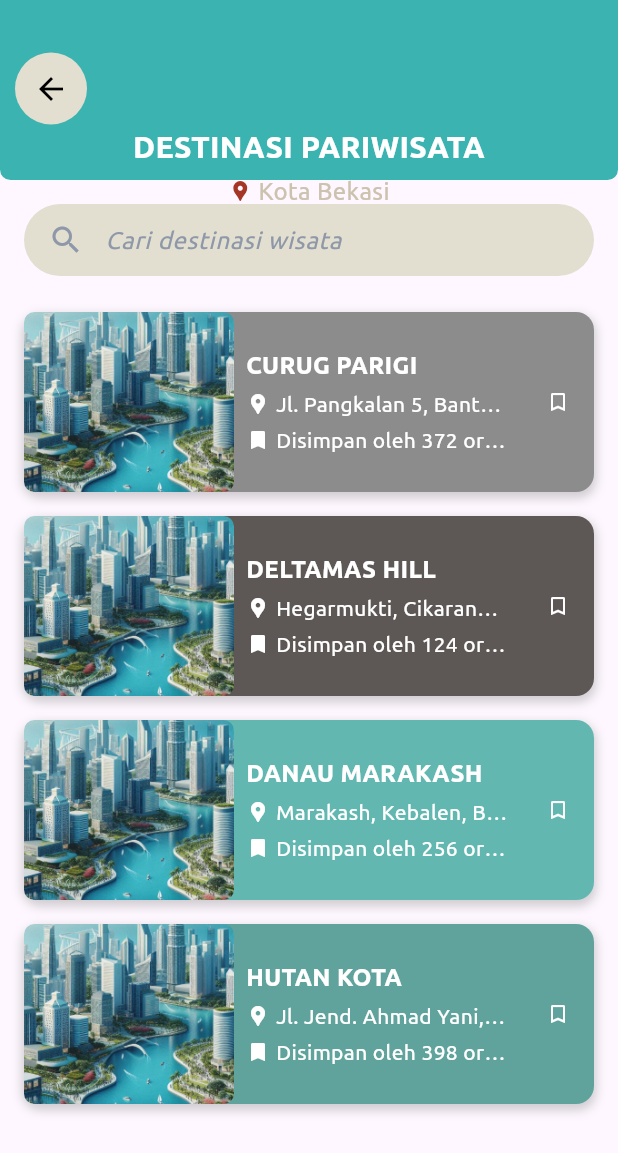
After one commit to Hudzaiflank/Nagarishakti_4Nesia, a Flutter app: the UserDestinationPage screen opened directly, on a phone screen of 412 x 824 dp. The commit adds this screen. Shown: the top 1153 px of the screen. Run offline on Flutter 3.47's test engine with Material 3 defaults, Android fonts, the phone set to English and light mode, and no system bars; our stand-ins replace carousel_slider, image_picker, sqflite; accounts and stored records are empty.

Commit message:
push destination wisata

```diff
--- /dev/null
+++ b/lib/User/Destination/user-Destination-page.dart
@@ -0,0 +1,252 @@
+import 'package:flutter/material.dart';
+import 'user-DetailDestination-page.dart';
+
+class UserDestinationPage extends StatelessWidget {
+  @override
+  Widget build(BuildContext context) {
+    return Scaffold(
+      appBar: PreferredSize(
+        preferredSize: Size.fromHeight(120.0),
+        child: Container(
+          padding: EdgeInsets.only(top: 35),
+          decoration: BoxDecoration(
+            color: Color(0xFF3AB3B1),
+            borderRadius: BorderRadius.vertical(bottom: Radius.circular(7.0)),
+          ),
+          child: Column(
+            children: [
+              Padding(
+                padding: const EdgeInsets.symmetric(horizontal: 10.0),
+                child: Row(
+                  mainAxisAlignment: MainAxisAlignment.start,
+                  children: [
+                    Container(
+                      margin: EdgeInsets.only(right: 10.0),
+                      decoration: BoxDecoration(
+                        color: Color(0xFFE2DED0),
+                        shape: BoxShape.circle,
+                      ),
+                      child: IconButton(
+                        icon: Icon(Icons.arrow_back, color: Colors.black),
+                        onPressed: () {
+                          Navigator.pop(context);
+                        },
+                      ),
+                    ),
+                  ],
+                ),
+              ),
+              Text(
+                'DESTINASI PARIWISATA',
+                style: TextStyle(
+                  fontFamily: 'Ubuntu',
+                  fontSize: 20,
+                  color: Colors.white,
+                  fontWeight: FontWeight.bold,
+                ),
+                textAlign: TextAlign.center,
+              ),
+              SizedBox(height: 4),
+              Row(
+                mainAxisAlignment: MainAxisAlignment.center,
+                children: [
+                  Icon(Icons.location_pin, size: 16, color: Color(0xFFA53525)),
+                  SizedBox(width: 4),
+                  Text(
+                    'Kota Bekasi',
+                    style: TextStyle(
+                      fontFamily: 'Ubuntu',
+                      fontSize: 16,
+                      color: Color(0xFFCDC2AE),
+                    ),
+                  ),
+                ],
+              ),
+            ],
+          ),
+        ),
+      ),
+      body: Column(
+        children: [
+          Padding(
+            padding: const EdgeInsets.all(16.0),
+            child: TextField(
+              decoration: InputDecoration(
+                contentPadding:
+                    EdgeInsets.symmetric(vertical: 10, horizontal: 16),
+                filled: true,
+                fillColor: Color(0xFFE2DED0),
+                hintText: 'Cari destinasi wisata',
+                hintStyle: TextStyle(
+                    color: Color(0xFF8E98A8),
+                    fontStyle: FontStyle.italic,
+                    fontFamily: 'Ubuntu'),
+                prefixIcon: Padding(
+                  padding: const EdgeInsets.only(left: 16.0, right: 10.0),
+                  child: Icon(Icons.search, color: Color(0xFF8E98A8)),
+                ),
+                prefixIconConstraints: BoxConstraints(
+                  minWidth: 0,
+                  minHeight: 0,
+                ),
+                border: OutlineInputBorder(
+                  borderRadius: BorderRadius.circular(50.0),
+                  borderSide: BorderSide.none,
+                ),
+              ),
+            ),
+          ),
+          Expanded(
+            child: ListView(
+              children: [
+                destinationItem(
+                  context,
+                  imagePath: 'assets/contoh-gambar.png',
+                  title: 'CURUG PARIGI',
+                  location: 'Jl. Pangkalan 5, Bantar Gebang',
+                  savedBy: 'Disimpan oleh 372 orang',
+                  backgroundColor: Color(0xFF8C8C8C),
+                ),
+                destinationItem(
+                  context,
+                  imagePath: 'assets/contoh-gambar.png',
+                  title: 'DELTAMAS HILL',
+                  location: 'Hegarmukti, Cikarang Pusat',
+                  savedBy: 'Disimpan oleh 124 orang',
+                  backgroundColor: Color(0xFF5D5855),
+                ),
+                destinationItem(
+                  context,
+                  imagePath: 'assets/contoh-gambar.png',
+                  title: 'DANAU MARAKASH',
+                  location: 'Marakash, Kebalen, Babelan',
+                  savedBy: 'Disimpan oleh 256 orang',
+                  backgroundColor: Color(0xFF62B8B1),
+                ),
+                destinationItem(
+                  context,
+                  imagePath: 'assets/contoh-gambar.png',
+                  title: 'HUTAN KOTA',
+                  location: 'Jl. Jend. Ahmad Yani, Bekasi',
+                  savedBy: 'Disimpan oleh 398 orang',
+                  backgroundColor: Color(0xFF60A39C),
+                ),
+              ],
+            ),
+          ),
+        ],
+      ),
+    );
+  }
+
+  Widget destinationItem(
+    BuildContext context, {
+    required String imagePath,
+    required String title,
+    required String location,
+    required String savedBy,
+    required Color backgroundColor,
+  }) {
+    return GestureDetector(
+      onTap: () {
+        Navigator.push(
+          context,
+          MaterialPageRoute(
+              builder: (context) =>
+                  UserDetailDestinationPage()), // Adjust this to your detail page
+        );
+      },
+      child: Padding(
+        padding: const EdgeInsets.symmetric(horizontal: 16.0, vertical: 8.0),
+        child: Container(
+          height: 120,
+          decoration: BoxDecoration(
+            color: backgroundColor,
+            borderRadius: BorderRadius.circular(12.0),
+            boxShadow: [
+              BoxShadow(
+                color: Colors.grey.withOpacity(0.5),
+                spreadRadius: 1,
+                blurRadius: 5,
+                offset: Offset(0, 3),
+              ),
+            ],
+          ),
+          child: Row(
+            children: [
+              ClipRRect(
+                borderRadius: BorderRadius.all(
+                    Radius.circular(7.0)), // Updated to 7px for all corners
+                child: Image.asset(
+                  imagePath,
+                  height: 120,
+                  width: 140,
+                  fit: BoxFit.cover,
+                ),
+              ),
+              Expanded(
+                child: Padding(
+                  padding: const EdgeInsets.all(8.0),
+                  child: Column(
+                    crossAxisAlignment: CrossAxisAlignment.start,
+                    mainAxisAlignment: MainAxisAlignment.center,
+                    children: [
+                      Text(
+                        title,
+                        style: TextStyle(
+                          fontSize: 16,
+                          fontWeight: FontWeight.bold,
+                          color: Colors.white,
+                          fontFamily: 'Ubuntu',
+                        ),
+                        overflow: TextOverflow.ellipsis,
+                      ),
+                      SizedBox(height: 4),
+                      Row(
+                        children: [
+                          Icon(Icons.location_pin,
+                              size: 16, color: Colors.white),
+                          SizedBox(width: 4),
+                          Expanded(
+                            child: Text(
+                              location,
+                              style: TextStyle(
+                                  color: Colors.white, fontFamily: 'Ubuntu'),
+                              overflow: TextOverflow.ellipsis,
+                            ),
+                          ),
+                        ],
+                      ),
+                      SizedBox(height: 4),
+                      Row(
+                        children: [
+                          Icon(Icons.bookmark,
+                              size: 16, color: Colors.white), // Added save icon
+                          SizedBox(width: 4),
+                          Expanded(
+                            child: Text(
+                              savedBy,
+                              style: TextStyle(
+                                  color: Colors.white, fontFamily: 'Ubuntu'),
+                              overflow:
+                                  TextOverflow.ellipsis, // Handle text overflow
+                            ),
+                          ),
+                        ],
+                      ),
+                    ],
+                  ),
+                ),
+              ),
+              IconButton(
+                icon:
+                    Icon(Icons.bookmark_border, color: Colors.white, size: 16),
+                onPressed: () {},
+              ),
+            ],
+          ),
+        ),
+      ),
+    );
+  }
+}
--- a/lib/User/user-Timeline-Festival.dart
+++ b/lib/User/user-Timeline-Festival.dart
@@ -10,8 +10,7 @@ class UserTimelineFestival extends StatelessWidget {
           Column(
             children: [
               Container(
-                padding: EdgeInsets.only(
-                    top: 10, bottom: 20), // Adjusted to cover the status bar
+                padding: EdgeInsets.only(top: 10, bottom: 20),
                 decoration: BoxDecoration(
                   color: Colors.white,
                   borderRadius: BorderRadius.only(
--- a/pubspec.yaml
+++ b/pubspec.yaml
@@ -31,7 +31,6 @@ dependencies:
   flutter:
     sdk: flutter
   image_picker: ^0.8.4+8
-
   # Add the intl package
   intl: ^0.17.0
   carousel_slider: ^4.0.0
```
Also changed, not shown: lib/User/Destination/user-DetailDestination-page.dart (added, +233 -0 lines), lib/User/user-home.dart (+13 -3 lines), flutter_01.png (deleted), flutter_02.png (deleted), flutter_03.png (deleted), lib/User/Profile/edit-user-profile.dart (renamed from lib/User/edit-user-profile.dart), lib/User/Profile/user-profile.dart (renamed from lib/User/user-profile.dart).
